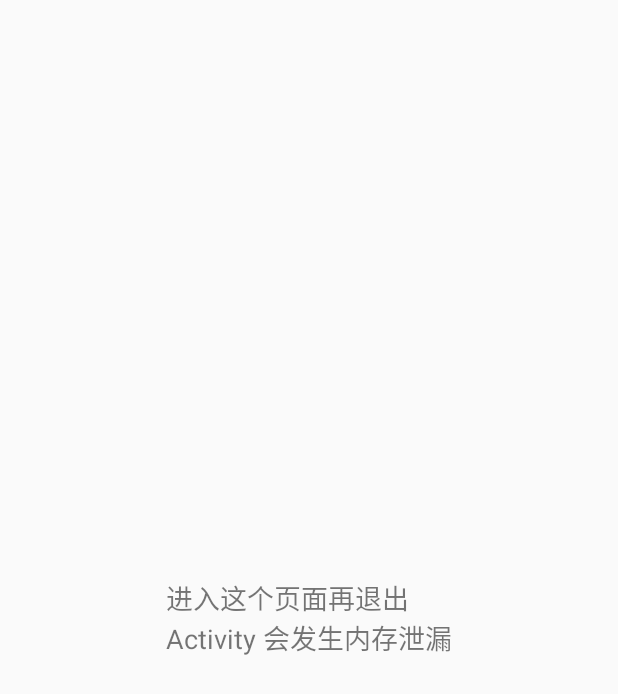
After one commit to shadowwingz/AndroidLifeDemo, an Android app: the layout activity_memory_leak.xml on its own in the app's theme, with its tools: preview values and no code run, on a phone screen of 412 x 824 dp. The commit adds this screen. Shown: the top 694 px of the screen. Run offline under Robolectric (Android 15) with nearby library versions, the phone set to English and light mode, and no system bars.

Commit message:
[Add]Using WeakReference to detect memory leak

```diff
--- a/AndroidLifeDemo/app/build.gradle
+++ b/AndroidLifeDemo/app/build.gradle
@@ -27,4 +27,5 @@ dependencies {
     compile deps.android.support.appcompat
     compile deps.android.support.constraint
     testCompile deps.junit
+    compile 'com.android.support.constraint:constraint-layout:1.0.2'
 }
--- a/AndroidLifeDemo/app/src/main/AndroidManifest.xml
+++ b/AndroidLifeDemo/app/src/main/AndroidManifest.xml
@@ -3,6 +3,7 @@
           package="com.shadowwingz.androidlifedemo">
 
     <application
+        android:name=".BaseApplication"
         android:allowBackup="true"
         android:icon="@mipmap/ic_launcher"
         android:label="@string/app_name"
@@ -30,6 +31,8 @@
         </activity>
         <activity android:name=".setcontentviewdemo.EmptyActivity">
         </activity>
+        <activity android:name=".memoryleakdemo.MemoryLeakActivity">
+        </activity>
     </application>
 
 </manifest>
--- a/AndroidLifeDemo/app/src/main/java/com/shadowwingz/androidlifedemo/MainActivity.java
+++ b/AndroidLifeDemo/app/src/main/java/com/shadowwingz/androidlifedemo/MainActivity.java
@@ -9,7 +9,7 @@ import android.view.View;
 import com.shadowwingz.androidlifedemo.binderdemo.BookManagerActivity;
 import com.shadowwingz.androidlifedemo.layoutinflaterdemo.LayoutInflaterActivity;
 import com.shadowwingz.androidlifedemo.layoutparamsdemo.LayoutParamsActivity;
-import com.shadowwingz.androidlifedemo.setcontentviewdemo.EmptyActivity;
+import com.shadowwingz.androidlifedemo.memoryleakdemo.MemoryLeakActivity;
 
 public class MainActivity extends AppCompatActivity {
 
@@ -42,7 +42,17 @@ public class MainActivity extends AppCompatActivity {
         findViewById(R.id.btn_setcontentview_demo).setOnClickListener(new View.OnClickListener() {
             @Override
             public void onClick(View v) {
-                startActivity(new Intent(MainActivity.this, EmptyActivity.class));
+//                startActivity(new Intent(MainActivity.this, EmptyActivity.class));
+                new Thread(new Runnable() {
+                    @Override
+                    public void run() {
+                        int i = 0;
+                        while (true) {
+                            String s = new String("" + (i++));
+                            System.out.println(s);
+                        }
+                    }
+                }).start();
             }
         });
 
@@ -51,6 +61,13 @@ public class MainActivity extends AppCompatActivity {
             public void onClick(View v) {
                 // 第一次 anr 情况
                 testANR1();
+            }
+        });
+
+        findViewById(R.id.btn_memory_leak).setOnClickListener(new View.OnClickListener() {
+            @Override
+            public void onClick(View v) {
+                startActivity(new Intent(MainActivity.this, MemoryLeakActivity.class));
             }
         });
 
@@ -63,6 +80,8 @@ public class MainActivity extends AppCompatActivity {
 //        }).start();
 //        SystemClock.sleep(5000);
 //        initView();
+
+
     }
 
     private void testANR1() {
--- a/AndroidLifeDemo/app/src/main/java/com/shadowwingz/androidlifedemo/layoutparamsdemo/LayoutParamsActivity.java
+++ b/AndroidLifeDemo/app/src/main/java/com/shadowwingz/androidlifedemo/layoutparamsdemo/LayoutParamsActivity.java
@@ -36,7 +36,7 @@ public class LayoutParamsActivity extends AppCompatActivity {
         parent.addView(textView);
 
         // 修改 LayoutParams，长度修改为 200 像素
-//        textView.setLayoutParams(new LinearLayout.LayoutParams(200, ViewGroup.LayoutParams.MATCH_PARENT));
-        textView.setLayoutParams(new RelativeLayout.LayoutParams(200, ViewGroup.LayoutParams.MATCH_PARENT));
+        textView.setLayoutParams(new LinearLayout.LayoutParams(200, ViewGroup.LayoutParams.MATCH_PARENT));
+//        textView.setLayoutParams(new RelativeLayout.LayoutParams(200, ViewGroup.LayoutParams.MATCH_PARENT));
     }
 }
--- /dev/null
+++ b/AndroidLifeDemo/app/src/main/res/layout/activity_memory_leak.xml
@@ -0,0 +1,13 @@
+<?xml version="1.0" encoding="utf-8"?>
+<RelativeLayout
+    xmlns:android="http://schemas.android.com/apk/res/android"
+    android:layout_width="match_parent"
+    android:layout_height="match_parent">
+
+    <TextView
+        android:layout_width="wrap_content"
+        android:layout_height="wrap_content"
+        android:layout_centerInParent="true"
+        android:text="进入这个页面再退出\nActivity 会发生内存泄漏"
+        android:textSize="18sp"/>
+</RelativeLayout>
```
Also changed, not shown: AndroidLifeDemo/app/src/main/java/com/shadowwingz/androidlifedemo/BaseApplication.java (added, +67 -0 lines), AndroidLifeDemo/app/src/main/java/com/shadowwingz/androidlifedemo/memoryleakdemo/LeakThread.java (added, +25 -0 lines), AndroidLifeDemo/app/src/main/java/com/shadowwingz/androidlifedemo/memoryleakdemo/MemoryLeakActivity.java (added, +26 -0 lines), AndroidLifeDemo/app/src/main/res/layout/activity_main.xml (+7 -0 lines).
